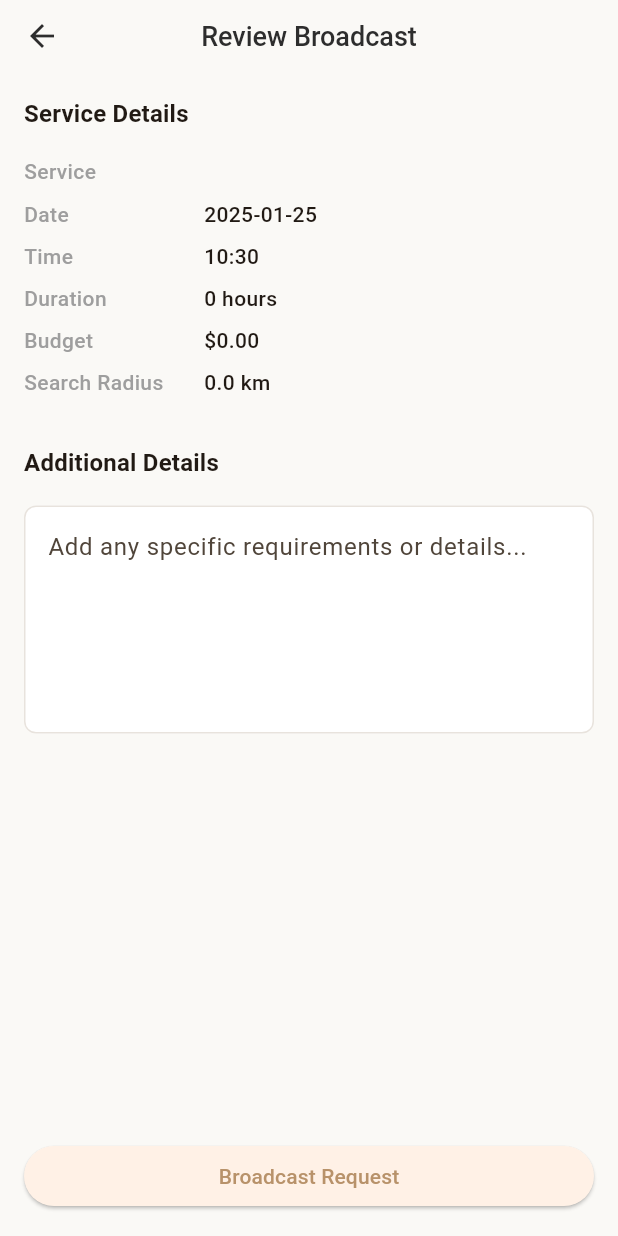
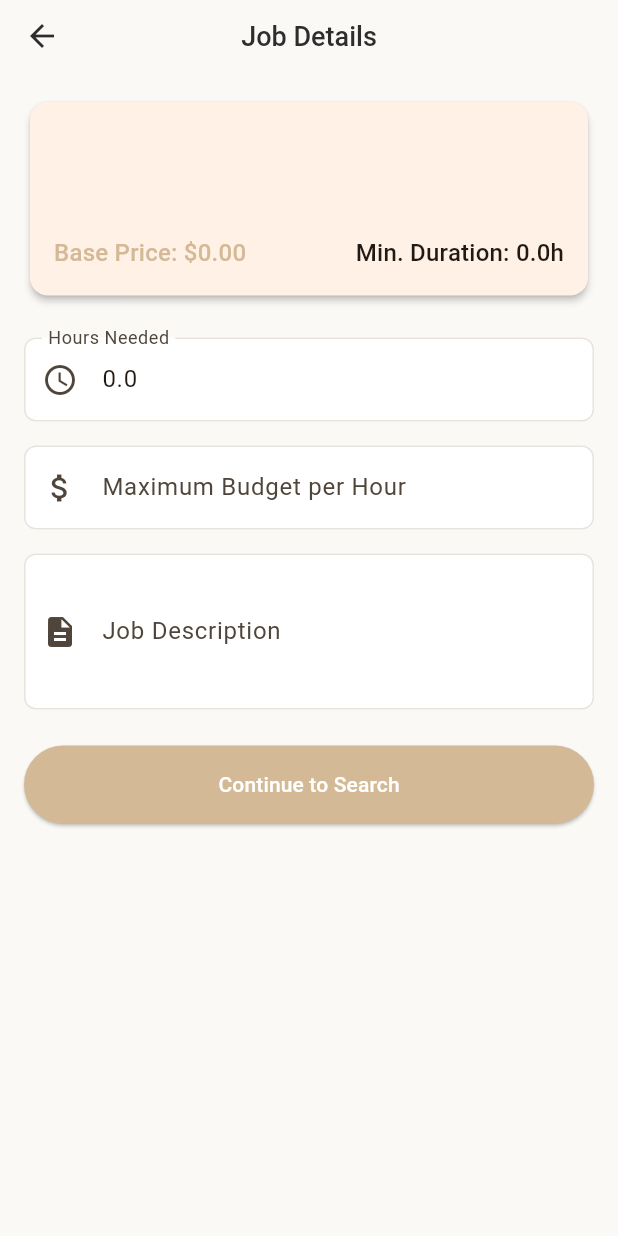
Before and after one commit to Albaraazain/voltzy, a Flutter app: the BroadcastJobScreen screen opened directly with empty values, on a phone screen of 412 x 824 dp. Run offline on Flutter 3.47's test engine with Material 3 defaults, Android fonts, the phone set to English and light mode, and no system bars; our stand-ins replace flutter_animate, flutter_local_notifications, geolocator, google_maps_flutter, image_picker, permission_handler and 1 more; accounts and stored records are empty.

Commit message:
Refactor BroadcastJobScreen with comprehensive form validation and navigation

```diff
--- a/lib/features/homeowner/screens/broadcast_job_screen.dart
+++ b/lib/features/homeowner/screens/broadcast_job_screen.dart
@@ -1,27 +1,16 @@
 import 'package:flutter/material.dart';
-import 'package:provider/provider.dart';
-import '../../../models/service_model.dart';
-import '../../../models/job_model.dart';
-import '../../../providers/database_provider.dart';
+import 'package:flutter/services.dart';
+import '../../../features/homeowner/models/service.dart';
+import '../../../core/theme/colors.dart';
+import '../../../core/utils/input_validators.dart';
+import 'broadcast_request_map_screen.dart';
 
 class BroadcastJobScreen extends StatefulWidget {
-  final Service service;
-  final DateTime scheduledDate;
-  final int hours;
-  final double budget;
-  final double locationLat;
-  final double locationLng;
-  final double radiusKm;
+  final CategoryService service;
 
   const BroadcastJobScreen({
     super.key,
     required this.service,
-    required this.scheduledDate,
-    required this.hours,
-    required this.budget,
-    required this.locationLat,
-    required this.locationLng,
-    required this.radiusKm,
   });
 
   @override
@@ -29,159 +18,192 @@ class BroadcastJobScreen extends StatefulWidget {
 }
 
 class _BroadcastJobScreenState extends State<BroadcastJobScreen> {
+  final _formKey = GlobalKey<FormState>();
   final _descriptionController = TextEditingController();
+  final _hoursController = TextEditingController();
+  final _maxBudgetController = TextEditingController();
   bool _isLoading = false;
+
+  @override
+  void initState() {
+    super.initState();
+    // Set initial hours based on service duration
+    _hoursController.text = widget.service.durationHours.toString();
+  }
 
   @override
   void dispose() {
     _descriptionController.dispose();
+    _hoursController.dispose();
+    _maxBudgetController.dispose();
     super.dispose();
   }
 
-  Future<void> _submitRequest() async {
-    if (_isLoading) return;
+  void _onSubmit() {
+    if (!_formKey.currentState!.validate()) return;
 
-    setState(() {
-      _isLoading = true;
-    });
+    final hours = double.parse(_hoursController.text);
+    final maxBudgetPerHour = double.parse(_maxBudgetController.text);
+    final description = _descriptionController.text;
 
-    try {
-      final provider = context.read<DatabaseProvider>();
-      await provider.createJobRequest(
-        title: widget.service.name,
-        description: _descriptionController.text.trim(),
-        scheduledDate: widget.scheduledDate,
-        price: widget.budget,
-        locationLat: widget.locationLat,
-        locationLng: widget.locationLng,
-        radiusKm: widget.radiusKm,
-        requestType: Job.REQUEST_TYPE_BROADCAST,
-      );
-
-      if (mounted) {
-        ScaffoldMessenger.of(context).showSnackBar(
-          const SnackBar(
-            content: Text('Request broadcasted successfully!'),
-            backgroundColor: Colors.green,
+    Navigator.push(
+      context,
+      MaterialPageRoute(
+        builder: (context) => BroadcastRequestMapScreen(
+          service: widget.service,
+          hours: hours,
+          maxBudgetPerHour: maxBudgetPerHour,
+          description: description,
+        ),
       ),
     );
-        Navigator.pop(context);
-      }
-    } catch (e) {
-      if (mounted) {
-        ScaffoldMessenger.of(context).showSnackBar(
-          SnackBar(
-            content: Text('Failed to broadcast request: $e'),
-            backgroundColor: Colors.red,
-          ),
-        );
-      }
-    } finally {
-      if (mounted) {
-        setState(() {
-          _isLoading = false;
-        });
-      }
-    }
   }
 
   @override
   Widget build(BuildContext context) {
     return Scaffold(
       appBar: AppBar(
-        title: const Text('Review Broadcast'),
+        title: const Text('Job Details'),
+        elevation: 0,
       ),
-      body: SingleChildScrollView(
+      body: Form(
+        key: _formKey,
+        child: ListView(
+          padding: const EdgeInsets.all(16),
+          children: [
+            // Service Info Card
+            Card(
+              elevation: 2,
+              child: Padding(
                 padding: const EdgeInsets.all(16),
                 child: Column(
                   crossAxisAlignment: CrossAxisAlignment.start,
                   children: [
                     Text(
-              'Service Details',
-              style: Theme.of(context).textTheme.titleMedium?.copyWith(
+                      widget.service.name,
+                      style: Theme.of(context).textTheme.titleLarge?.copyWith(
                             fontWeight: FontWeight.bold,
                           ),
                     ),
+                    const SizedBox(height: 8),
+                    Text(
+                      widget.service.description,
+                      style: Theme.of(context).textTheme.bodyMedium,
+                    ),
                     const SizedBox(height: 16),
-            _buildDetailRow('Service', widget.service.name),
-            _buildDetailRow(
-              'Date',
-              '${widget.scheduledDate.year}-${widget.scheduledDate.month.toString().padLeft(2, '0')}-${widget.scheduledDate.day.toString().padLeft(2, '0')}',
-            ),
-            _buildDetailRow(
-              'Time',
-              '${widget.scheduledDate.hour.toString().padLeft(2, '0')}:${widget.scheduledDate.minute.toString().padLeft(2, '0')}',
-            ),
-            _buildDetailRow('Duration', '${widget.hours} hours'),
-            _buildDetailRow('Budget', '\$${widget.budget.toStringAsFixed(2)}'),
-            _buildDetailRow(
-                'Search Radius', '${widget.radiusKm.toStringAsFixed(1)} km'),
-            const SizedBox(height: 24),
+                    Row(
+                      mainAxisAlignment: MainAxisAlignment.spaceBetween,
+                      children: [
                         Text(
-              'Additional Details',
-              style: Theme.of(context).textTheme.titleMedium?.copyWith(
-                    fontWeight: FontWeight.bold,
+                          'Base Price: \$${widget.service.basePrice.toStringAsFixed(2)}',
+                          style:
+                              Theme.of(context).textTheme.titleMedium?.copyWith(
+                                    color: AppColors.primary,
                                   ),
                         ),
-            const SizedBox(height: 16),
-            TextField(
-              controller: _descriptionController,
-              maxLines: 5,
-              decoration: const InputDecoration(
-                hintText: 'Add any specific requirements or details...',
-                border: OutlineInputBorder(),
+                        Text(
+                          'Min. Duration: ${widget.service.durationHours}h',
+                          style: Theme.of(context).textTheme.titleMedium,
                         ),
+                      ],
                     ),
                   ],
                 ),
               ),
-      bottomNavigationBar: SafeArea(
-        child: Padding(
-          padding: const EdgeInsets.all(16),
-          child: ElevatedButton(
-            onPressed: _isLoading ? null : _submitRequest,
+            ),
+            const SizedBox(height: 24),
+
+            // Hours Needed
+            TextFormField(
+              controller: _hoursController,
+              decoration: const InputDecoration(
+                labelText: 'Hours Needed',
+                hintText: 'Enter number of hours',
+                prefixIcon: Icon(Icons.access_time),
+              ),
+              keyboardType: TextInputType.number,
+              inputFormatters: [
+                FilteringTextInputFormatter.allow(RegExp(r'^\d*\.?\d*$')),
+              ],
+              validator: (value) {
+                if (value == null || value.isEmpty) {
+                  return 'Please enter hours needed';
+                }
+                final hours = double.tryParse(value);
+                if (hours == null) {
+                  return 'Please enter a valid number';
+                }
+                if (hours < widget.service.durationHours) {
+                  return 'Hours must be at least ${widget.service.durationHours}';
+                }
+                return null;
+              },
+            ),
+            const SizedBox(height: 16),
+
+            // Max Budget per Hour
+            TextFormField(
+              controller: _maxBudgetController,
+              decoration: const InputDecoration(
+                labelText: 'Maximum Budget per Hour',
+                hintText: 'Enter maximum hourly rate',
+                prefixIcon: Icon(Icons.attach_money),
+              ),
+              keyboardType: TextInputType.number,
+              inputFormatters: [
+                FilteringTextInputFormatter.allow(RegExp(r'^\d*\.?\d*$')),
+              ],
+              validator: (value) {
+                if (value == null || value.isEmpty) {
+                  return 'Please enter maximum budget per hour';
+                }
+                final budget = double.tryParse(value);
+                if (budget == null) {
+                  return 'Please enter a valid number';
+                }
+                if (budget < widget.service.basePrice) {
+                  return 'Budget must be at least \$${widget.service.basePrice}';
+                }
+                return null;
+              },
+            ),
+            const SizedBox(height: 16),
+
+            // Job Description
+            TextFormField(
+              controller: _descriptionController,
+              decoration: const InputDecoration(
+                labelText: 'Job Description',
+                hintText: 'Describe your specific needs...',
+                prefixIcon: Icon(Icons.description),
+              ),
+              maxLines: 3,
+              validator: (value) {
+                if (value == null || value.isEmpty) {
+                  return 'Please provide a job description';
+                }
+                if (value.length < 10) {
+                  return 'Description must be at least 10 characters';
+                }
+                return null;
+              },
+            ),
+            const SizedBox(height: 24),
+
+            ElevatedButton(
+              onPressed: _isLoading ? null : _onSubmit,
+              style: ElevatedButton.styleFrom(
+                padding: const EdgeInsets.symmetric(vertical: 16),
+                backgroundColor: AppColors.primary,
+                foregroundColor: Colors.white,
+              ),
               child: _isLoading
-                ? const SizedBox(
-                    height: 20,
-                    width: 20,
-                    child: CircularProgressIndicator(
-                      strokeWidth: 2,
-                      valueColor: AlwaysStoppedAnimation<Color>(Colors.white),
+                  ? const CircularProgressIndicator(color: Colors.white)
+                  : const Text('Continue to Search'),
             ),
-                  )
-                : const Text('Broadcast Request'),
-          ),
+          ],
         ),
       ),
     );
   }
-
-  Widget _buildDetailRow(String label, String value) {
-    return Padding(
-      padding: const EdgeInsets.only(bottom: 8),
-      child: Row(
-        crossAxisAlignment: CrossAxisAlignment.start,
-        children: [
-          SizedBox(
-            width: 120,
-            child: Text(
-              label,
-              style: const TextStyle(
-                fontWeight: FontWeight.w500,
-                color: Colors.grey,
-              ),
-            ),
-          ),
-          Expanded(
-            child: Text(
-              value,
-              style: const TextStyle(
-                fontWeight: FontWeight.w500,
-              ),
-            ),
-          ),
-        ],
-      ),
-    );
 }
-}
```
Lines whose indentation alone changed are shown as unchanged.
